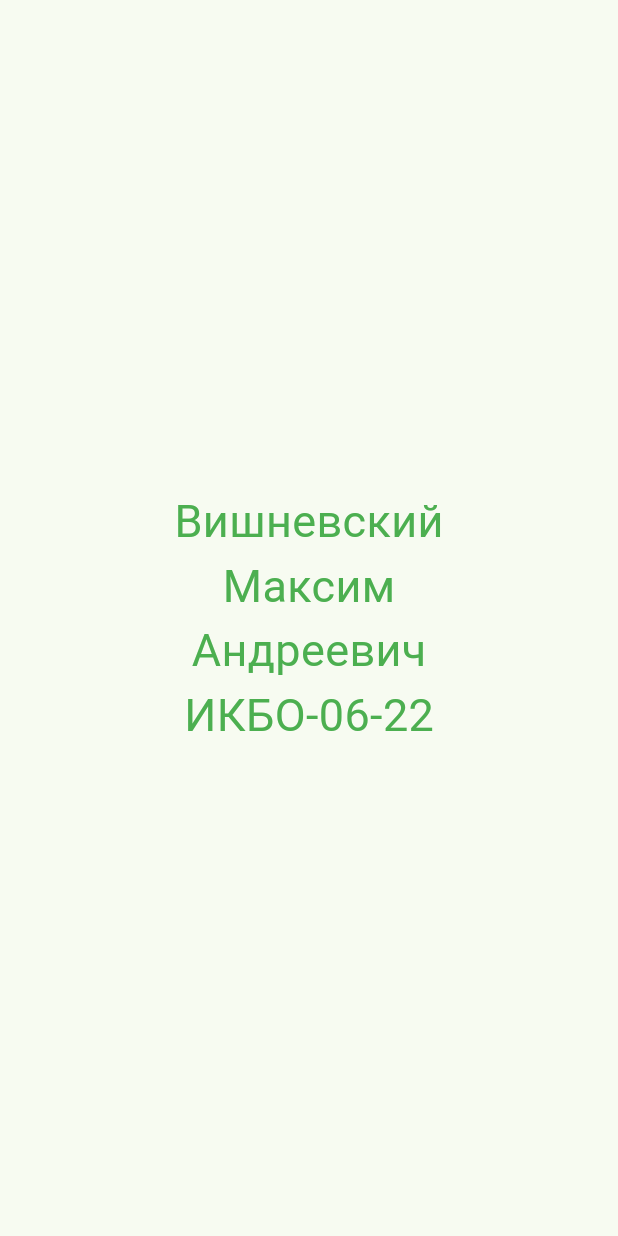
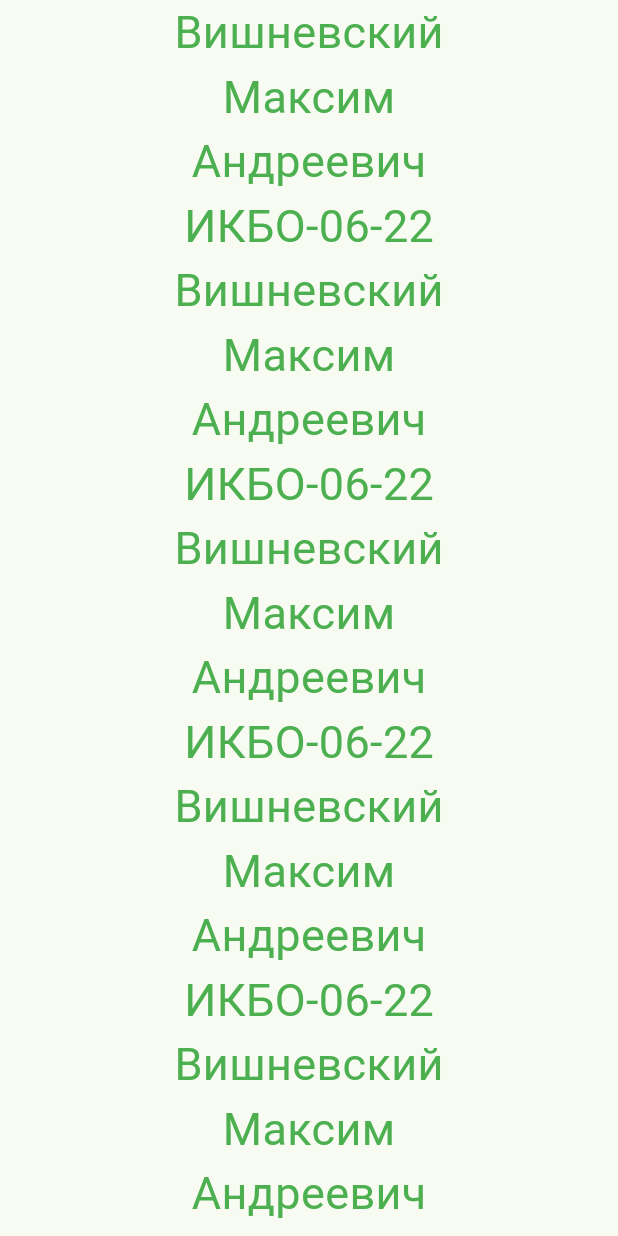
Before and after one commit to sharingan2077/rkmp_flutter, a Flutter app: the screen it shows after launch, on a phone screen of 412 x 824 dp. Run offline on Flutter 3.47's test engine with Material 3 defaults, Android fonts, the phone set to English and light mode, and no system bars.

Commit message:
[prac4] Basic column with overflow

```diff
--- a/lib/main.dart
+++ b/lib/main.dart
@@ -40,6 +40,22 @@ class _MyHomePageState extends State<MyHomePage> {
           Text("Максим", style: TextStyle(color: Colors.green, fontSize: 30),),
           Text("Андреевич", style: TextStyle(color: Colors.green, fontSize: 30),),
           Text("ИКБО-06-22", style: TextStyle(color: Colors.green, fontSize: 30),),
+              Text("Вишневский", style: TextStyle(color: Colors.green, fontSize: 30),),
+              Text("Максим", style: TextStyle(color: Colors.green, fontSize: 30),),
+              Text("Андреевич", style: TextStyle(color: Colors.green, fontSize: 30),),
+              Text("ИКБО-06-22", style: TextStyle(color: Colors.green, fontSize: 30),),
+              Text("Вишневский", style: TextStyle(color: Colors.green, fontSize: 30),),
+              Text("Максим", style: TextStyle(color: Colors.green, fontSize: 30),),
+              Text("Андреевич", style: TextStyle(color: Colors.green, fontSize: 30),),
+              Text("ИКБО-06-22", style: TextStyle(color: Colors.green, fontSize: 30),),
+              Text("Вишневский", style: TextStyle(color: Colors.green, fontSize: 30),),
+              Text("Максим", style: TextStyle(color: Colors.green, fontSize: 30),),
+              Text("Андреевич", style: TextStyle(color: Colors.green, fontSize: 30),),
+              Text("ИКБО-06-22", style: TextStyle(color: Colors.green, fontSize: 30),),
+              Text("Вишневский", style: TextStyle(color: Colors.green, fontSize: 30),),
+              Text("Максим", style: TextStyle(color: Colors.green, fontSize: 30),),
+              Text("Андреевич", style: TextStyle(color: Colors.green, fontSize: 30),),
+              Text("ИКБО-06-22", style: TextStyle(color: Colors.green, fontSize: 30),),
 
         ]),
       ),
```
